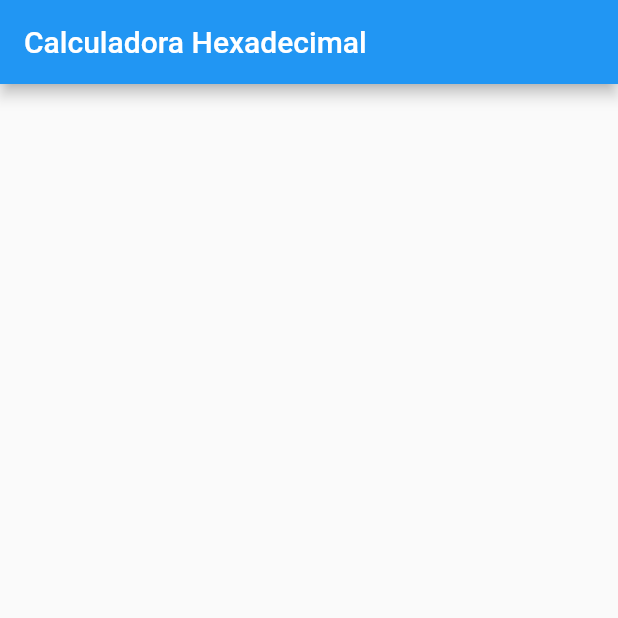
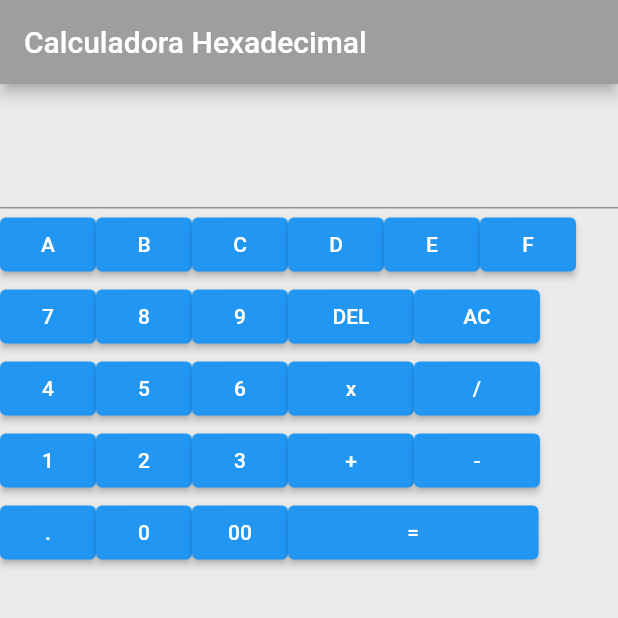
Before and after one commit to jumouramar/calculadora-hexadecimal, a Flutter app: the screen it shows after launch, on a phone screen of 412 x 824 dp, the top half of it. Run offline on Flutter 3.47's test engine with Material 2 defaults, Android fonts, the phone set to English and light mode, and no system bars.

Commit message:
add textfield and buttons

```diff
--- a/lib/home.dart
+++ b/lib/home.dart
@@ -8,10 +8,146 @@
 }
 
 class _HomeState extends State<Home> {
+
+  TextEditingController _textController = TextEditingController();
+
+  void _onClick() {
+    print("click");
+  }
+
   @override
   Widget build(BuildContext context) {
     return Scaffold(
-      appBar: AppBar(title: Text('Calculadora Hexadecimal'))
+      appBar: AppBar(
+        title: Text('Calculadora Hexadecimal'),
+        backgroundColor: Colors.grey,
+      ),
+      backgroundColor: const Color.fromARGB(53, 158, 158, 158),
+      body: Center(
+        child: Column(
+          children: [
+            TextField(
+              controller: _textController,
+              keyboardType: TextInputType.number,
+              style: TextStyle(
+                fontSize: 50,
+                color: Colors.white
+              ),
+            ),
+            Row(children: [
+              ElevatedButton(
+                onPressed: _onClick,
+                child: Text('A')
+              ),
+              ElevatedButton(
+                onPressed: _onClick,
+                child: Text('B')
+              ),
+              ElevatedButton(
+                onPressed: _onClick,
+                child: Text('C')
+              ),
+              ElevatedButton(
+                onPressed: _onClick,
+                child: Text('D')
+              ),
+              ElevatedButton(
+                onPressed: _onClick,
+                child: Text('E')
+              ),
+              ElevatedButton(
+                onPressed: _onClick,
+                child: Text('F')
+              ),
+            ],),
+            Row(children: [
+              ElevatedButton(
+                onPressed: _onClick,
+                child: Text('7')
+              ),
+              ElevatedButton(
+                onPressed: _onClick,
+                child: Text('8')
+              ),
+              ElevatedButton(
+                onPressed: _onClick,
+                child: Text('9')
+              ),
+              ElevatedButton(
+                onPressed: _onClick,
+                child: Container(alignment: Alignment.center, width: 52, child: Text('DEL'))
+              ),
+              ElevatedButton(
+                onPressed: _onClick,
+                child: Container(alignment: Alignment.center, width: 52, child: Text('AC'))
+              ),
+            ],),
+            Row(children: [
+              ElevatedButton(
+                onPressed: _onClick,
+                child: Text('4')
+              ),
+              ElevatedButton(
+                onPressed: _onClick,
+                child: Text('5')
+              ),
+              ElevatedButton(
+                onPressed: _onClick,
+                child: Text('6')
+              ),
+              ElevatedButton(
+                onPressed: _onClick,
+                child: Container(alignment: Alignment.center, width: 52, child: Text('x'))
+              ),
+              ElevatedButton(
+                onPressed: _onClick,
+                child: Container(alignment: Alignment.center, width: 52, child: Text('/'))
+              ),
+            ],),
+            Row(children: [
+              ElevatedButton(
+                onPressed: _onClick,
+                child: Text('1')
+              ),
+              ElevatedButton(
+                onPressed: _onClick,
+                child: Text('2')
+              ),
+              ElevatedButton(
+                onPressed: _onClick,
+                child: Text('3')
+              ),
+              ElevatedButton(
+                onPressed: _onClick,
+                child: Container(alignment: Alignment.center, width: 52, child: Text('+'))
+              ),
+              ElevatedButton(
+                onPressed: _onClick,
+                child: Container(alignment: Alignment.center, width: 52, child: Text('-'))
+              ),
+            ],),
+            Row(children: [
+              ElevatedButton(
+                onPressed: _onClick,
+                child: Text('.')
+              ),
+              ElevatedButton(
+                onPressed: _onClick,
+                child: Text('0')
+              ),
+              ElevatedButton(
+                onPressed: _onClick,
+                child: Text('00')
+              ),
+              ElevatedButton(
+                onPressed: _onClick,
+                child: Container(alignment: Alignment.center, width: 135, child: Text('='))
+              ),
+              ],
+            )
+          ],
+        ),
+      ),
     );
   }
 }
```
